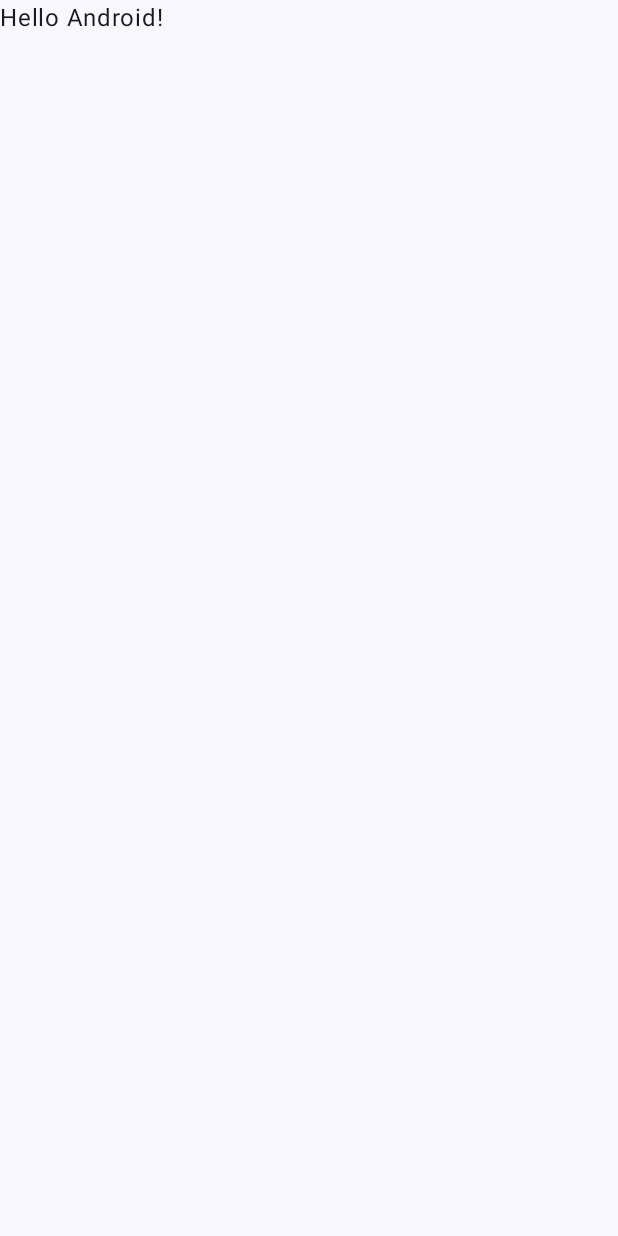
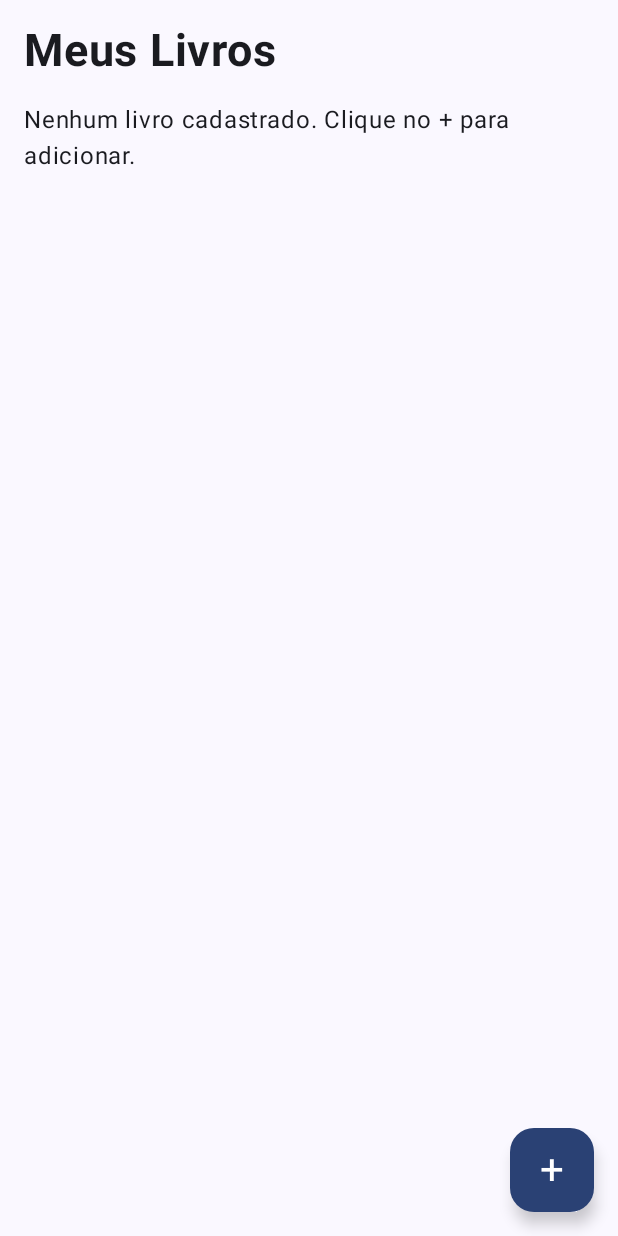
Before and after one commit to andrefillype19/booklog, an Android app built with Jetpack Compose: the screen it shows after launch (MainActivity), on a phone screen of 412 x 824 dp. Before the commit the screen is almost empty. Run offline under Robolectric (Android 15) with nearby library versions, the phone set to English and light mode, and no system bars.

Commit message:
Creating HomeScreen

```diff
--- a/app/src/main/java/com/booklog/booklog/MainActivity.kt
+++ b/app/src/main/java/com/booklog/booklog/MainActivity.kt
@@ -12,6 +12,7 @@ import androidx.compose.runtime.Composable
 import androidx.compose.ui.Modifier
 import androidx.compose.ui.tooling.preview.Preview
 import com.booklog.booklog.ui.theme.BookLogTheme
+import com.booklog.booklog.ui.home.HomeScreen
 
 class MainActivity : ComponentActivity() {
     override fun onCreate(savedInstanceState: Bundle?) {
@@ -19,12 +20,7 @@ class MainActivity : ComponentActivity() {
         enableEdgeToEdge()
         setContent {
             BookLogTheme {
-                Scaffold(modifier = Modifier.fillMaxSize()) { innerPadding ->
-                    Greeting(
-                        name = "Android",
-                        modifier = Modifier.padding(innerPadding)
-                    )
-                }
+                HomeScreen()
             }
         }
     }
--- /dev/null
+++ b/app/src/main/java/com/booklog/booklog/ui/home/HomeScreen.kt
@@ -0,0 +1,104 @@
+package com.booklog.booklog.ui.home
+
+import androidx.compose.foundation.Image
+import androidx.compose.foundation.clickable
+import androidx.compose.foundation.layout.*
+import androidx.compose.foundation.lazy.LazyColumn
+import androidx.compose.foundation.lazy.items
+import androidx.compose.material3.*
+import androidx.compose.runtime.Composable
+import androidx.compose.ui.Alignment
+import androidx.compose.ui.Modifier
+import androidx.compose.ui.graphics.ColorFilter
+import androidx.compose.ui.res.painterResource
+import androidx.compose.ui.text.font.FontWeight
+import androidx.compose.ui.tooling.preview.Preview
+import androidx.compose.ui.unit.dp
+import androidx.compose.ui.unit.sp
+import androidx.compose.runtime.mutableStateListOf
+import androidx.compose.runtime.remember
+
+
+data class Book(
+    val id: Int,
+    val title: String,
+    val imageResId: Int
+)
+
+@Composable
+fun HomeScreen(
+    onBookClick: (Book) -> Unit = {},
+    onAddBookClick: () -> Unit = {}
+) {
+
+    val books = remember { mutableStateListOf<Book>() }
+
+    Scaffold(
+        floatingActionButton = {
+            FloatingActionButton(
+                onClick = onAddBookClick,
+                containerColor = MaterialTheme.colorScheme.primary
+            ) {
+                Text(
+                    text = "+",
+                    style = MaterialTheme.typography.headlineMedium,
+                    color = MaterialTheme.colorScheme.onPrimary
+                )
+            }
+        },
+        floatingActionButtonPosition = FabPosition.End
+    ) { paddingValues ->
+
+        Column(
+            modifier = Modifier
+                .fillMaxSize()
+                .padding(paddingValues)
+                .padding(16.dp)
+        ) {
+            Text(
+                text = "Meus Livros",
+                fontSize = 30.sp,
+                fontWeight = FontWeight.Bold,
+                modifier = Modifier.padding(bottom = 16.dp)
+            )
+
+            if (books.isEmpty()) {
+                Text("Nenhum livro cadastrado. Clique no + para adicionar.")
+            } else {
+                LazyColumn(
+                    verticalArrangement = Arrangement.spacedBy(24.dp),
+                    modifier = Modifier.fillMaxWidth()
+                ) {
+                    items(books) { book ->
+                        BookItem(book = book, onClick = { onBookClick(book) })
+                    }
+                }
+            }
+        }
+    }
+}
+
+@Composable
+fun BookItem(book: Book, onClick: () -> Unit) {
+    Column(
+        horizontalAlignment = Alignment.CenterHorizontally,
+        modifier = Modifier.fillMaxWidth()
+    ) {
+
+        Image(
+            painter = painterResource(id = book.imageResId),
+            contentDescription = "Capa do livro ${book.title}",
+            modifier = Modifier
+                .size(100.dp)
+                .clickable { onClick() }
+        )
+        Spacer(modifier = Modifier.height(8.dp))
+        Text(text = book.title)
+    }
+}
+
+@Preview(showBackground = true)
+@Composable
+fun HomeScreenPreview() {
+    HomeScreen()
+}
```
